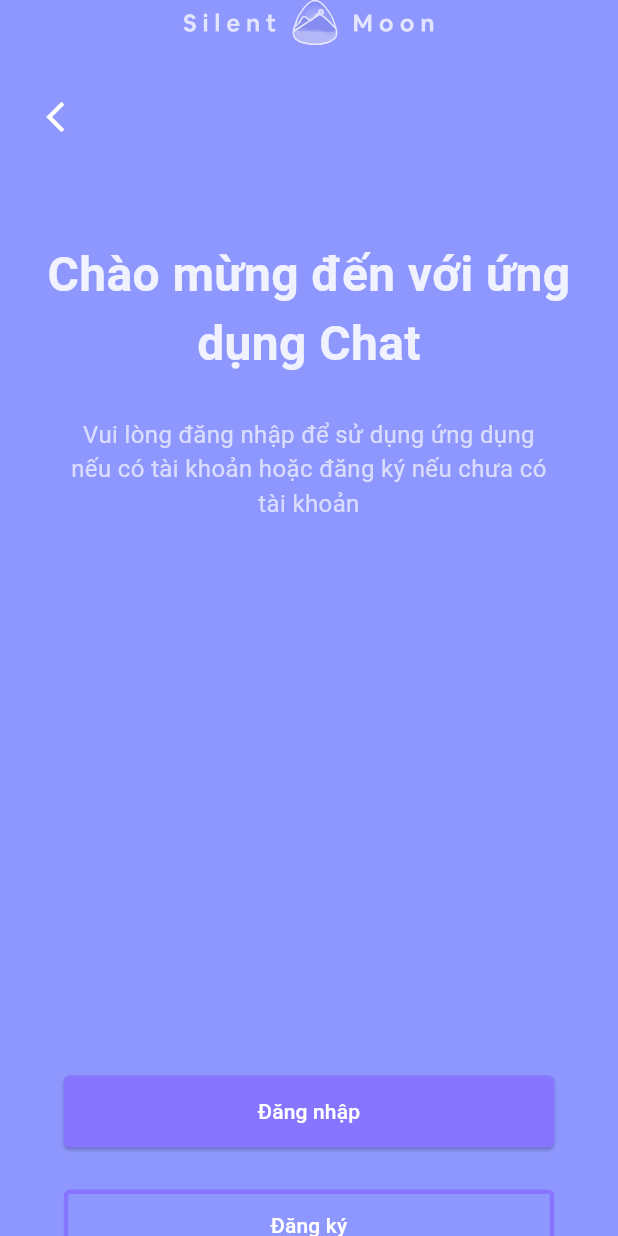
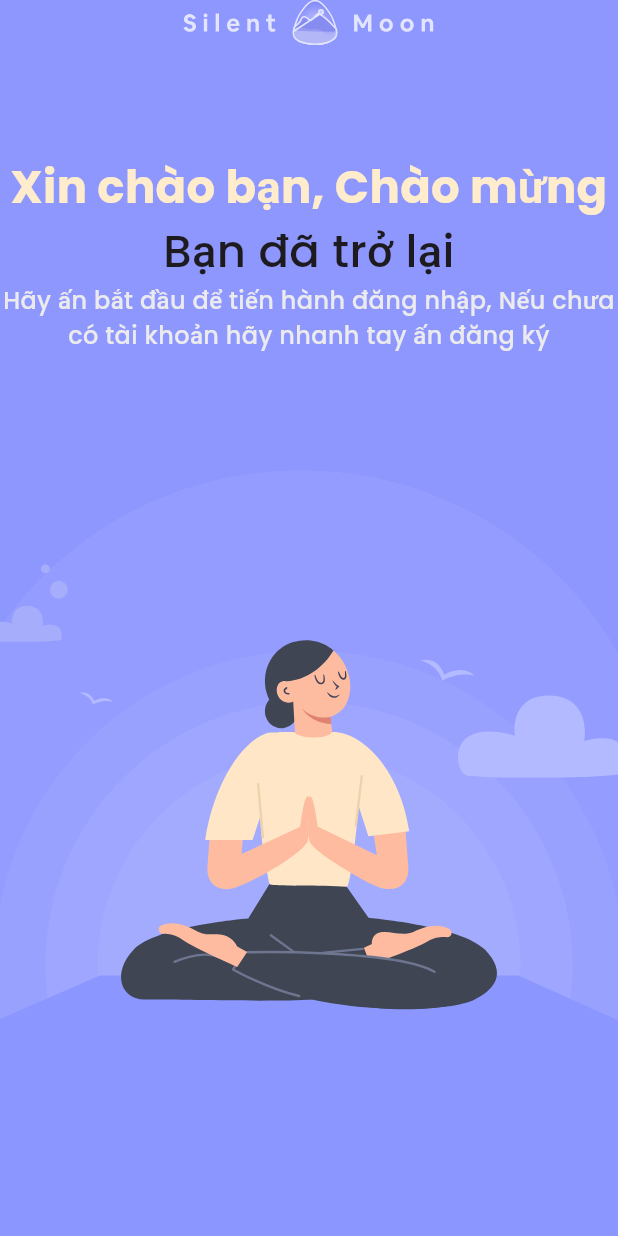
Before and after one commit to nhatminh3004/flutter-app-chat, a Flutter app: the screen it shows after launch, swiped to page 4, on a phone screen of 412 x 824 dp. Run offline on Flutter 3.47's test engine with Material 3 defaults, Android fonts, the phone set to English and light mode, and no system bars; our stand-ins replace device_preview, flutter_svg; project files that could hold a hidden picture were left out.

Commit message:
update ui 2/2

```diff
--- /dev/null
+++ b/devtools_options.yaml
@@ -0,0 +1 @@
+extensions:
--- a/lib/ui/welcomescreen/welcome_screen_page.dart
+++ b/lib/ui/welcomescreen/welcome_screen_page.dart
@@ -7,29 +7,23 @@ class WelcomeScreenPage extends StatelessWidget {
 
   @override
   Widget build(BuildContext context) {
+    final orirentation = MediaQuery.of(context).orientation;
     return Scaffold(
       backgroundColor: const Color(0xFF8E97FD),
       body: SafeArea(
-        child: SingleChildScrollView(
-          child: Container(
-            // color: Colors.red,
-            child: Column(
-              children: [
-                SvgPicture.asset('assets/images/ic_logo.svg'),
-                _buildBackButton(),
-                SizedBox(
-                  height: 58,
-                ),
-                _buildTitleAndContent(),
-                SizedBox(
-                  height: 370,
-                ),
-                _buildButton(),
-              ],
-            ),
-          ),
-        ),
-      ),
+          child: orirentation == Orientation.portrait
+              ? const Stack(
+                  children: [
+                    WelcomeBackgoundWidget(),
+                    WelcomeContentWidget(),
+                  ],
+                )
+              : const Row(
+                  children: [
+                    Expanded(child: WelcomeContentWidget()),
+                    Expanded(child: WelcomeBackgoundWidget()),
+                  ],
+                )),
     );
   }
 
@@ -142,3 +136,91 @@ class WelcomeScreenPage extends StatelessWidget {
     );
   }
 }
+
+class WelcomeBackgoundWidget extends StatelessWidget {
+  const WelcomeBackgoundWidget({
+    super.key,
+  });
+
+  @override
+  Widget build(BuildContext context) {
+    return Container(
+      child: Align(
+          alignment: Alignment.bottomCenter,
+          child: FractionallySizedBox(
+              heightFactor: 0.5,
+              widthFactor: 1,
+              child: Container(
+                // color: Colors.red,
+                child: FittedBox(
+                    fit: BoxFit.cover,
+                    child: SvgPicture.asset('assets/images/bg_welcome.svg')),
+              ))),
+    );
+  }
+}
+
+class WelcomeContentWidget extends StatelessWidget {
+  const WelcomeContentWidget({
+    super.key,
+  });
+
+  @override
+  Widget build(BuildContext context) {
+    return Container(
+      // color: Colors.yellow,
+      child: FractionallySizedBox(
+        widthFactor: 1,
+        heightFactor: 0.5,
+        child: Container(
+          // color: Colors.red,
+          child: Column(
+            children: [
+              // _buildBackButton(),
+              Expanded(
+                  flex: 1,
+                  child: SvgPicture.asset(
+                    'assets/images/ic_logo.svg',
+                    alignment: Alignment.topCenter,
+                  )),
+              Expanded(
+                  flex: 3,
+                  child: Column(
+                    children: [
+                      Text(
+                        textAlign: TextAlign.center,
+                        'Xin chào bạn, Chào mừng',
+                        style: TextStyle(
+                          fontFamily: 'Poppins-Bold',
+                          fontSize: 30,
+                          fontWeight: FontWeight.w700,
+                          color: Color(0xFFFFECCC),
+                        ),
+                      ),
+                      Text(
+                        textAlign: TextAlign.center,
+                        'Bạn đã trở lại',
+                        style: TextStyle(
+                            fontFamily: 'Poppins-Bold',
+                            fontSize: 30,
+                            fontWeight: FontWeight.w500),
+                      ),
+                      Text(
+                        textAlign: TextAlign.center,
+                        'Hãy ấn bắt đầu để tiến hành đăng nhập, Nếu chưa có tài khoản '
+                        'hãy nhanh tay ấn đăng ký',
+                        style: TextStyle(
+                            fontFamily: 'Poppins-Bold',
+                            fontSize: 16,
+                            fontWeight: FontWeight.w500,
+                            color: Color(0xFFEBEAEC)),
+                      ),
+                    ],
+                  ))
+            ],
+          ),
+        ),
+      ),
+    );
+  }
+}
```
Also changed, not shown: pubspec.yaml (+12 -0 lines), assets/fonts/Poppins-Black.ttf (added), assets/fonts/Poppins-Bold.ttf (added), assets/fonts/Poppins-ExtraBold.ttf (added), assets/fonts/Poppins-Medium.ttf (added), assets/fonts/Poppins-Regular.ttf (added), assets/fonts/Poppins-Thin.ttf (added), assets/images/bg_welcome.svg (added), 3 other files.
